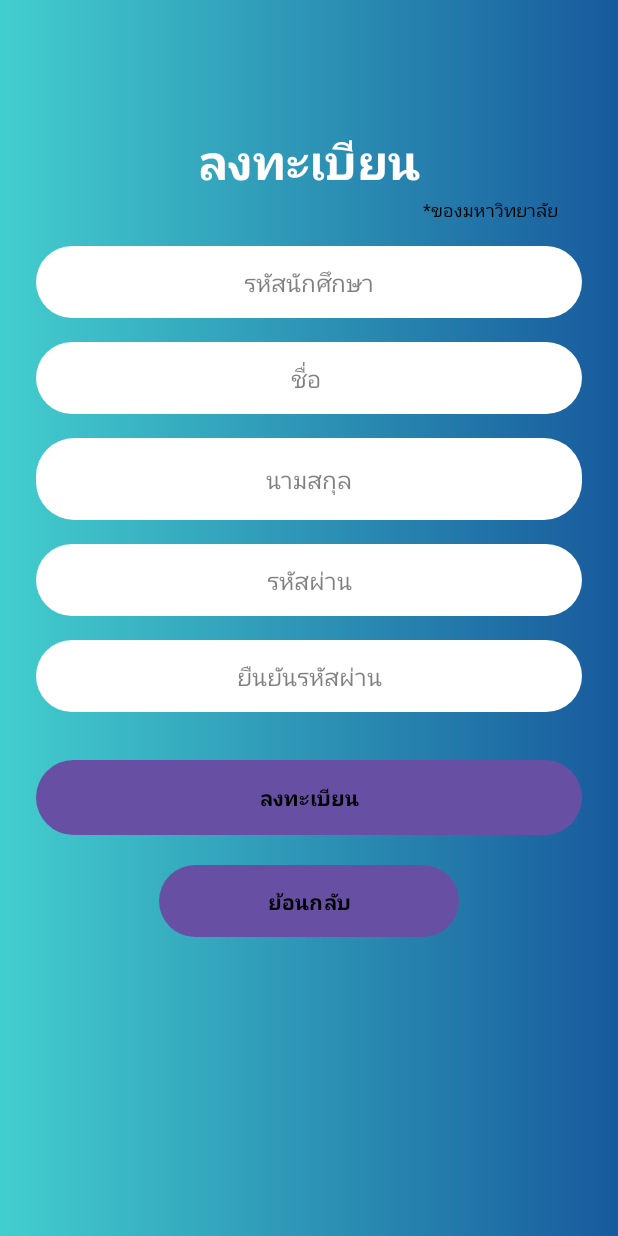
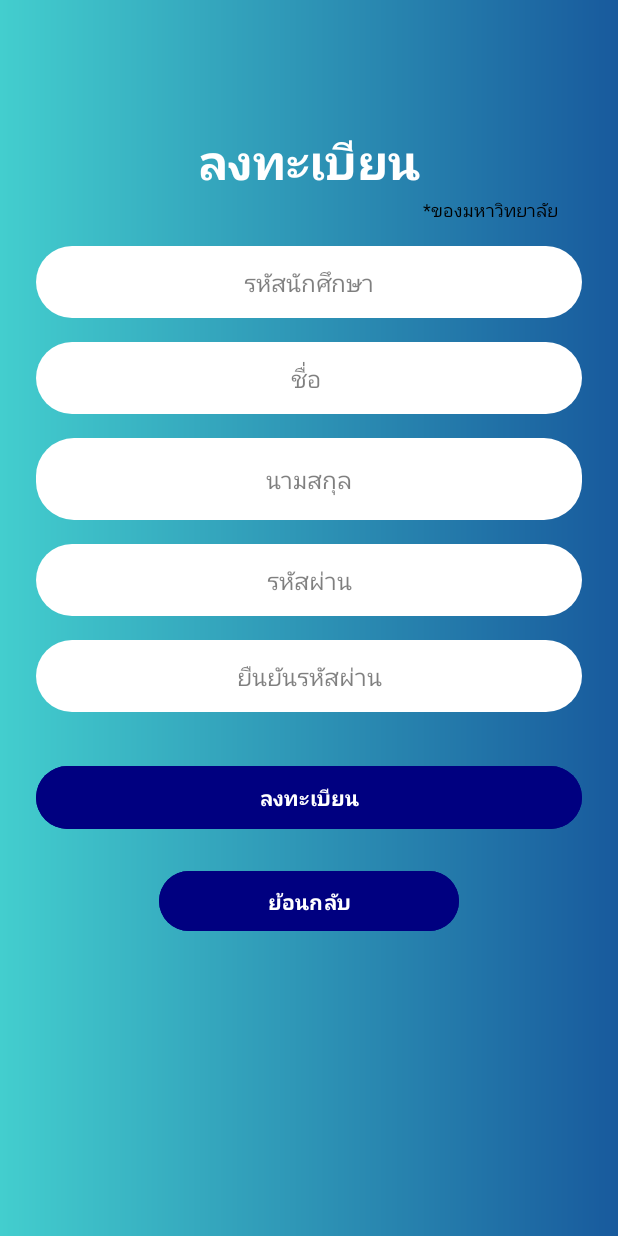
Before and after one commit to Mickeyyok/FacecheckApp, an Android app: the RegisterActivity screen opened directly, with no data from a screen before it, on a phone screen of 412 x 824 dp. Run offline under Robolectric (Android 15) with nearby library versions, the phone set to English and light mode, and no system bars.

Commit message:
เพิ่ม function

```diff
--- a/app/src/main/res/drawable/btn_login_bg.xml
+++ b/app/src/main/res/drawable/btn_login_bg.xml
@@ -1,9 +1,10 @@
-<shape xmlns:android="http://schemas.android.com/apk/res/android"
-    android:shape="rectangle">
-    <gradient
-        android:startColor="#ffffff"
-        android:endColor="#dddddd"
-        android:angle="270" />
-    <corners android:radius="25dp" />
-    <padding android:left="16dp" android:right="16dp" android:top="8dp" android:bottom="8dp" />
-</shape>
+<?xml version="1.0" encoding="utf-8"?>
+<selector xmlns:android="http://schemas.android.com/apk/res/android">
+    <!-- ปกติ -->
+    <item>
+        <shape android:shape="rectangle">
+            <solid android:color="@color/white"/> <!-- สีม่วงปกติ -->
+            <corners android:radius="25dp"/>
+        </shape>
+    </item>
+</selector>
--- a/app/src/main/res/layout/activity_register.xml
+++ b/app/src/main/res/layout/activity_register.xml
@@ -111,26 +111,28 @@
             android:textSize="16sp" />
 
         <!-- Register Button -->
+
+        <!-- Back Button -->
         <Button
             android:id="@+id/btn_register"
             android:layout_width="match_parent"
             android:layout_height="50dp"
             android:layout_marginTop="32dp"
             android:text="ลงทะเบียน"
-            android:textStyle="bold"
-            android:background="@drawable/btn_login_bg"
-            android:textColor="@android:color/black" />
+            android:backgroundTint="#000080"
+            android:textColor="@color/white"
+            android:textStyle="bold" />
 
-        <!-- Back Button -->
         <Button
             android:id="@+id/btn_back"
             android:layout_width="200dp"
             android:layout_height="wrap_content"
             android:layout_marginTop="20dp"
-            android:background="@drawable/btn_login_bg"
+            android:backgroundTint="#000080"
+            android:textColor="@color/white"
             android:textStyle="bold"
             android:text="ย้อนกลับ"
-            android:textColor="@android:color/black" />
+             />
 
         <View
             android:layout_width="match_parent"
```
Also changed, not shown: app/src/main/java/com/example/facecheckapp/SuccessActivity.kt (added, +26 -0 lines), app/src/main/res/layout/activity_consent.xml (+4 -4 lines), app/src/main/res/layout/activity_login.xml (+6 -4 lines), app/src/main/res/layout/activity_main.xml (+7 -4 lines), app/src/main/res/layout/activity_success.xml (added, +51 -0 lines).
